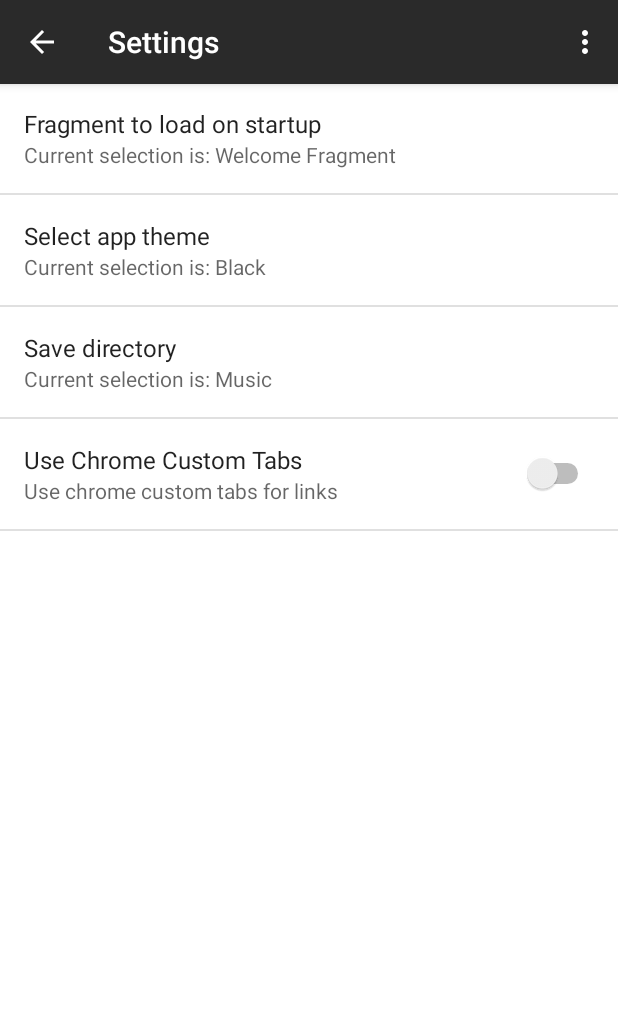
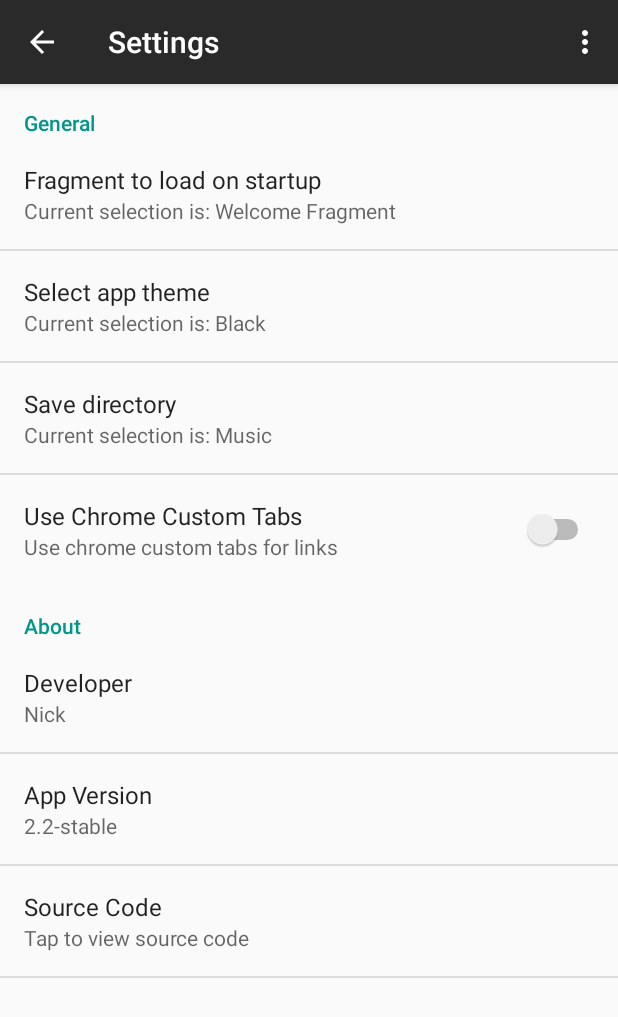
Before and after one commit to Psychic-74/Santractor, an Android app: the SettingsActivity screen opened directly, with no data from a screen before it, on a phone screen of 412 x 824 dp. Shown: the top 1017 px of the screen. Run offline under Robolectric (Android 15) with nearby library versions, the phone set to English and light mode, and no system bars; our stand-ins replace CircleImageView.

Commit message:
Tons of enhancements to Settings Activity
Signed-off-by: Psychic-74 <nickk.2974@gmail.com>

```diff
--- a/app/src/main/AndroidManifest.xml
+++ b/app/src/main/AndroidManifest.xml
@@ -30,6 +30,7 @@
         <activity
             android:name=".SettingsActivity"
             android:label="@string/title_activity_settings"
+            android:theme="@style/SettingsTheme"
             android:parentActivityName=".MainActivity">
             <meta-data
                 android:name="android.support.PARENT_ACTIVITY"
--- /dev/null
+++ b/app/src/main/java/com/psychic/santractor/AppCompatPreferenceActivity.java
@@ -0,0 +1,113 @@
+package com.psychic.santractor;
+
+import android.os.Bundle;
+import android.preference.PreferenceActivity;
+import android.support.annotation.LayoutRes;
+import android.support.annotation.NonNull;
+import android.support.annotation.Nullable;
+import android.support.v7.app.ActionBar;
+import android.support.v7.app.AppCompatDelegate;
+import android.support.v7.widget.Toolbar;
+import android.view.MenuInflater;
+import android.view.View;
+import android.view.ViewGroup;
+
+/**
+ * Created by nick on 8/31/17.
+ */
+
+public abstract class AppCompatPreferenceActivity extends PreferenceActivity{
+
+    private AppCompatDelegate mDelegate;
+
+    @Override
+    protected void onCreate(@Nullable Bundle savedInstanceState) {
+        getDelegate().installViewFactory();
+        getDelegate().onCreate(savedInstanceState);
+        super.onCreate(savedInstanceState);
+    }
+
+    @Override
+    protected void onPostCreate(@Nullable Bundle savedInstanceState) {
+        super.onPostCreate(savedInstanceState);
+        getDelegate().onPostCreate(savedInstanceState);
+    }
+
+    public ActionBar getSupportActionBar(){
+
+        return getDelegate().getSupportActionBar();
+    }
+
+    public void setSupportActionBar(@Nullable Toolbar mBar){
+
+        getDelegate().setSupportActionBar(mBar);
+    }
+
+    @Override
+    public void setContentView(@LayoutRes int layoutResID) {
+        getDelegate().setContentView(layoutResID);
+    }
+
+    @Override
+    public void setContentView(View view) {
+        getDelegate().setContentView(view);
+    }
+
+    @Override
+    public void setContentView(View view, ViewGroup.LayoutParams params) {
+        getDelegate().setContentView(view, params);
+    }
+
+    @Override
+    public void addContentView(View view, ViewGroup.LayoutParams params) {
+        getDelegate().addContentView(view, params);
+    }
+
+    @NonNull
+    @Override
+    public MenuInflater getMenuInflater() {
+        return getDelegate().getMenuInflater();
+    }
+
+    @Override
+    public void invalidateOptionsMenu() {
+        super.invalidateOptionsMenu();
+        getDelegate().invalidateOptionsMenu();
+    }
+
+    @Override
+    protected void onTitleChanged(CharSequence title, int color) {
+        super.onTitleChanged(title, color);
+        getDelegate().setTitle(title);
+    }
+
+    @Override
+    protected void onPostResume() {
+        super.onPostResume();
+        getDelegate().onPostResume();
+    }
+
+    @Override
+    protected void onStop() {
+        super.onStop();
+        getDelegate().onStop();
+    }
+
+    @Override
+    protected void onDestroy() {
+        super.onDestroy();
+        getDelegate().onDestroy();
+    }
+
+    public AppCompatDelegate getDelegate(){
+
+        if (mDelegate == null){
+
+            mDelegate = AppCompatDelegate.create(this, null);
+
+        }
+
+        return mDelegate;
+
+    }
+}
--- a/app/src/main/java/com/psychic/santractor/SettingsActivity.java
+++ b/app/src/main/java/com/psychic/santractor/SettingsActivity.java
@@ -1,13 +1,18 @@
 package com.psychic.santractor;
 
+import android.content.Intent;
 import android.content.SharedPreferences;
 import android.content.res.Resources;
+import android.net.Uri;
 import android.os.Bundle;
+import android.preference.Preference;
 import android.preference.PreferenceActivity;
 import android.preference.PreferenceManager;
 import android.support.annotation.LayoutRes;
 import android.support.annotation.Nullable;
+import android.support.customtabs.CustomTabsIntent;
 import android.support.v4.app.NavUtils;
+import android.support.v7.app.ActionBar;
 import android.support.v7.app.AppCompatDelegate;
 import android.support.v7.widget.Toolbar;
 import android.view.Menu;
@@ -18,92 +23,46 @@ import android.widget.Toast;
  * Created by Nick on 12/16/2016.
  */
 
-public class SettingsActivity extends PreferenceActivity {
-    // Declare AppCompatDelegate to set content view
-    private AppCompatDelegate mDelegate;
-
-    // Override theme
-    @Override
-    public Resources.Theme getTheme() {
-        Resources.Theme theme = super.getTheme();
-        SharedPreferences sPref = PreferenceManager.getDefaultSharedPreferences(getBaseContext());
-        String selectedTheme = sPref.getString("selected_theme", "Black");
-        switch (selectedTheme){
-            case "Blue":
-                theme.applyStyle(R.style.BlueTheme, true);
-                break;
-            case "Green":
-                theme.applyStyle(R.style.GreenTheme, true);
-                break;
-            case "Teal":
-                theme.applyStyle(R.style.TealTheme, true);
-                break;
-            case "Pink":
-                theme.applyStyle(R.style.PinkTheme, true);
-                break;
-            case "Red":
-                theme.applyStyle(R.style.RedTheme, true);
-                break;
-            // Black theme will be applied by default according to manifest.
-            default:
-                break;
-        }
-        return theme;
-    }
+public class SettingsActivity extends AppCompatPreferenceActivity {
 
     @Override
     public void onCreate(Bundle savedInstanceState) {
-        getDelegate().installViewFactory();
-        getDelegate().onCreate(savedInstanceState);
         super.onCreate(savedInstanceState);
-        setContentView(R.layout.activity_settings);
-        Toolbar toolbar = (Toolbar) findViewById(R.id.toolbar_settings);
-        setSupportActionBar(toolbar);
-        getDelegate().getSupportActionBar().setDisplayHomeAsUpEnabled(true);
+
+        ActionBar mBar = getSupportActionBar();
+        mBar.setDisplayHomeAsUpEnabled(true);
+
         addPreferencesFromResource(R.xml.settings_screen);
 
-    }
+        Preference appVer = findPreference("pref_version");
+        appVer.setSummary(BuildConfig.VERSION_NAME);
 
-    private AppCompatDelegate getDelegate() {
-        if (mDelegate == null) {
-            mDelegate = AppCompatDelegate.create(this, null);
-        }
-        return mDelegate;
-    }
+        Preference sourceCode = findPreference("pref_source");
+        sourceCode.setOnPreferenceClickListener(new Preference.OnPreferenceClickListener() {
+            @Override
+            public boolean onPreferenceClick(Preference preference) {
 
-    private void setSupportActionBar(@Nullable Toolbar toolbar) {
-        getDelegate().setSupportActionBar(toolbar);
-    }
+                SharedPreferences mPref = PreferenceManager.getDefaultSharedPreferences(SettingsActivity.this);
+                boolean showCustomTabs = mPref.getBoolean("custom_tabs", true);
 
-    @Override
-    protected void onPostCreate(Bundle savedInstanceState) {
-        super.onPostCreate(savedInstanceState);
-        getDelegate().onPostCreate(savedInstanceState);
-    }
+                if (showCustomTabs){
 
-    @Override
-    public void setContentView(@LayoutRes int layoutResID) {
-        getDelegate().setContentView(layoutResID);
-    }
+                    CustomTabsIntent sourceIntent = new CustomTabsIntent.Builder()
+                            .build();
+                    sourceIntent.launchUrl(SettingsActivity.this, Uri.parse("https://github.com/Psychic-74/Santractor"));
+                }
 
-    @Override
-    protected void onPostResume() {
-        super.onPostResume();
-        getDelegate().onPostResume();
-    }
+                else {
+                    Intent source = new Intent(Intent.ACTION_VIEW);
+                    source.setData(Uri.parse("https://github.com/Psychic-74/Santractor"));
+                    source.setFlags(Intent.FLAG_ACTIVITY_NEW_TASK);
+                    startActivity(source);
+                }
 
-    @Override
-    protected void onStop() {
-        super.onStop();
-        getDelegate().onStop();
-    }
+                return false;
 
-    @Override
-    protected void onDestroy() {
-        super.onDestroy();
-        getDelegate().onDestroy();
-
-
+            }
+        });
     }
 
     // Inflate menu for the settings activity
--- a/app/src/main/res/drawable/ic_settings.xml
+++ b/app/src/main/res/drawable/ic_settings.xml
@@ -4,6 +4,6 @@
         android:viewportWidth="24.0"
         android:viewportHeight="24.0">
     <path
-        android:fillColor="#FF000000"
+        android:fillColor="#FFFF"
         android:pathData="M19.43,12.98c0.04,-0.32 0.07,-0.64 0.07,-0.98s-0.03,-0.66 -0.07,-0.98l2.11,-1.65c0.19,-0.15 0.24,-0.42 0.12,-0.64l-2,-3.46c-0.12,-0.22 -0.39,-0.3 -0.61,-0.22l-2.49,1c-0.52,-0.4 -1.08,-0.73 -1.69,-0.98l-0.38,-2.65C14.46,2.18 14.25,2 14,2h-4c-0.25,0 -0.46,0.18 -0.49,0.42l-0.38,2.65c-0.61,0.25 -1.17,0.59 -1.69,0.98l-2.49,-1c-0.23,-0.09 -0.49,0 -0.61,0.22l-2,3.46c-0.13,0.22 -0.07,0.49 0.12,0.64l2.11,1.65c-0.04,0.32 -0.07,0.65 -0.07,0.98s0.03,0.66 0.07,0.98l-2.11,1.65c-0.19,0.15 -0.24,0.42 -0.12,0.64l2,3.46c0.12,0.22 0.39,0.3 0.61,0.22l2.49,-1c0.52,0.4 1.08,0.73 1.69,0.98l0.38,2.65c0.03,0.24 0.24,0.42 0.49,0.42h4c0.25,0 0.46,-0.18 0.49,-0.42l0.38,-2.65c0.61,-0.25 1.17,-0.59 1.69,-0.98l2.49,1c0.23,0.09 0.49,0 0.61,-0.22l2,-3.46c0.12,-0.22 0.07,-0.49 -0.12,-0.64l-2.11,-1.65zM12,15.5c-1.93,0 -3.5,-1.57 -3.5,-3.5s1.57,-3.5 3.5,-3.5 3.5,1.57 3.5,3.5 -1.57,3.5 -3.5,3.5z"/>
 </vector>
--- a/app/src/main/res/layout/activity_settings.xml
+++ /dev/null
@@ -1,30 +0,0 @@
-<?xml version="1.0" encoding="utf-8"?>
-<android.support.design.widget.CoordinatorLayout xmlns:android="http://schemas.android.com/apk/res/android"
-   xmlns:app="http://schemas.android.com/apk/res-auto"
-    android:orientation="vertical" android:layout_width="match_parent"
-    android:layout_height="match_parent"
-    android:fitsSystemWindows="true">
-
-    <android.support.design.widget.AppBarLayout
-        android:layout_width="match_parent"
-        android:layout_height="wrap_content"
-        android:theme="@style/AppTheme.AppBarOverlay">
-
-        <android.support.v7.widget.Toolbar
-            android:id="@+id/toolbar_settings"
-            android:layout_width="match_parent"
-            android:layout_height="?attr/actionBarSize"
-            android:background="?attr/colorPrimary"
-            app:popupTheme="@style/AppTheme.PopupOverlay" />
-
-    </android.support.design.widget.AppBarLayout>
-
-    <ListView
-        android:id="@android:id/list"
-        android:layout_width="match_parent"
-        android:layout_height="match_parent"
-        android:background="@color/colorPrimaryLight"
-        android:layout_marginTop="55dp"/>
-
-
-</android.support.design.widget.CoordinatorLayout>
--- a/app/src/main/res/menu/main.xml
+++ b/app/src/main/res/menu/main.xml
@@ -6,7 +6,7 @@
         android:orderInCategory="100"
         android:title="Settings"
         android:icon="@drawable/ic_settings"
-        app:showAsAction="always" />
+        app:showAsAction="ifRoom" />
 
     <item
         android:id="@+id/action_notification"
--- a/app/src/main/res/values/styles.xml
+++ b/app/src/main/res/values/styles.xml
@@ -44,6 +44,13 @@
         <item name="colorAccent">@color/colorAccent</item>
     </style>
 
+    <!-- Settings Theme -->
+    <style name="SettingsTheme" parent="Theme.AppCompat.Light.DarkActionBar">
+    <item name="colorPrimary">@color/colorPrimary</item>
+    <item name="colorPrimaryDark">@color/colorPrimaryDark</item>
+    <item name="colorAccent">@color/colorAccent</item>
+    </style>
+
     <!-- Base theme configs -->
     <style name="AppTheme.NoActionBar">
         <item name="windowActionBar">false</item>
--- a/app/src/main/res/xml/settings_screen.xml
+++ b/app/src/main/res/xml/settings_screen.xml
@@ -1,6 +1,8 @@
 <?xml version="1.0" encoding="utf-8"?>
 <PreferenceScreen
     xmlns:android="http://schemas.android.com/apk/res/android">
+
+    <PreferenceCategory android:title="General">
 
         <!-- Preference for fragments -->
         <ListPreference
@@ -40,4 +42,18 @@
             android:summary="Use chrome custom tabs for links">
         </SwitchPreference>
 
+    </PreferenceCategory>
+
+    <PreferenceCategory android:title="About">
+        <Preference android:title="Developer"
+            android:summary="Nick" />
+
+        <Preference android:title="App Version"
+            android:key="pref_version" />
+
+        <Preference android:title="Source Code"
+            android:key="pref_source"
+            android:summary="Tap to view source code" />
+    </PreferenceCategory>
+
 </PreferenceScreen>
```
Lines whose indentation alone changed are shown as unchanged.
